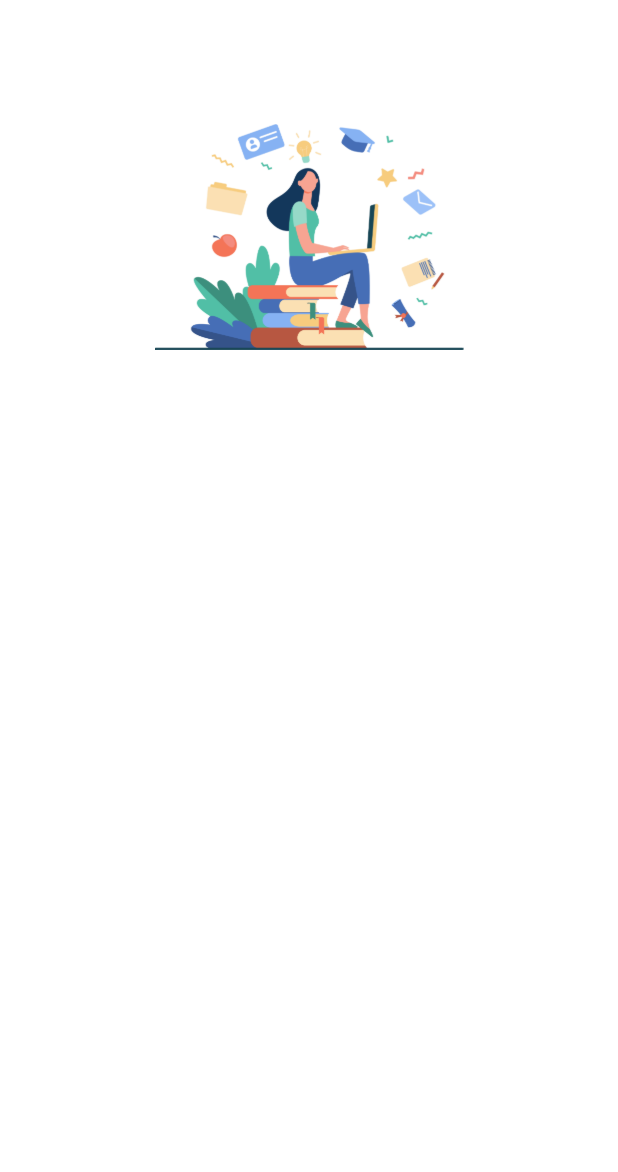
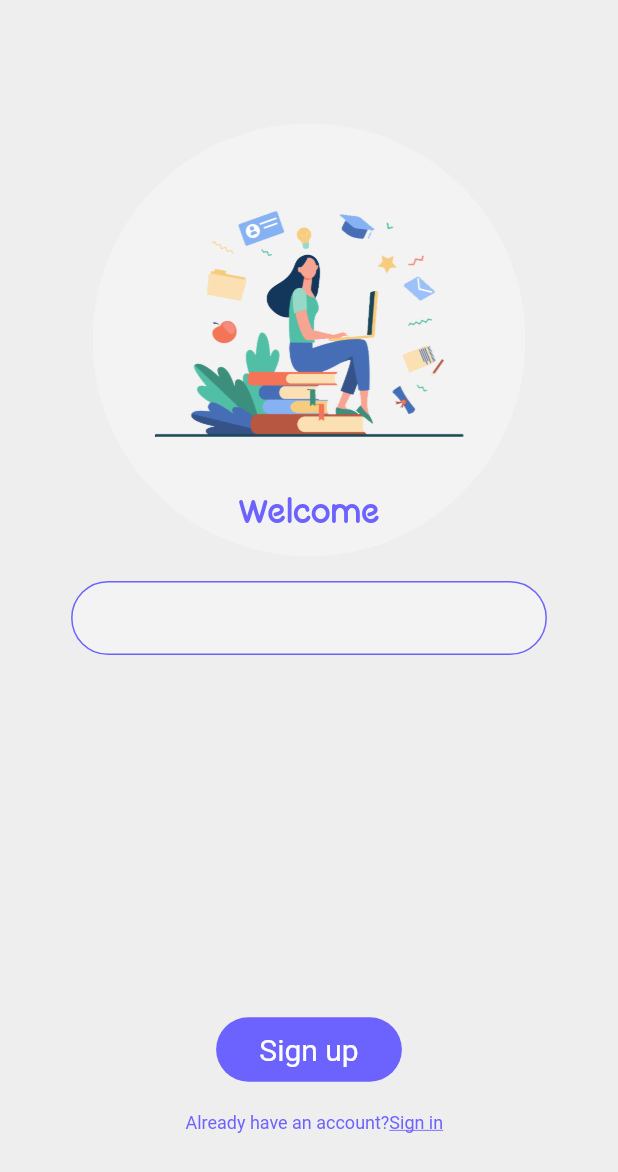
Before and after one commit to goran-brkic/JamesBondi, a Flutter app: the screen it shows after launch, on a phone screen of 412 x 824 dp. Shown: the top 1172 px of the screen. Run offline on Flutter 3.47's test engine with Material 2 defaults, Android fonts, the phone set to English and light mode, and no system bars; our stand-ins replace firebase_auth; accounts and stored records are empty; Roboto replaces fonts that are missing (RoundLight).

Commit message:
Dodani fontovi, napredak na Welcome screen

```diff
--- a/lib/signin.dart
+++ b/lib/Screens/SignIn/signin.dart
@@ -1,6 +1,6 @@
 import 'package:firebase_auth/firebase_auth.dart';
 import 'package:flutter/material.dart';
-import 'signup.dart';
+import 'package:jamesbondi/Screens/SignUp/signup.dart';
 
 class EmailPasswordForm extends StatefulWidget {
   @override
--- a/lib/Screens/Welcome/components/body.dart
+++ b/lib/Screens/Welcome/components/body.dart
@@ -1,4 +1,5 @@
 import 'package:flutter/material.dart';
+import 'package:jamesbondi/constants.dart';
 
 class Body extends StatelessWidget {
   @override
@@ -13,12 +14,93 @@ class Body extends StatelessWidget {
           Positioned(
             top: size.height * 0.1,
             child: Image.asset(
+              'assets/images/welcomeCircle.png',
+              width: size.width * 0.7,
+            ),
+          ),
+          Positioned(
+            top: size.height * 0.17,
+            child: Image.asset(
               'assets/images/welcomeArt.png',
               width: size.width * 0.5,
             ),
           ),
+          Positioned(
+              top: size.height * 0.4,
+              child: Text(
+                "Welcome",
+                style: TextStyle(
+                    fontFamily: 'Quiglet',
+                    fontWeight: FontWeight.normal,
+                    fontSize: 20,
+                    color: customPurple),
+              )),
+          Positioned(
+              top: size.height * 0.82,
+              child: FlatButton(
+                  padding: EdgeInsets.symmetric(
+                      vertical: 10, horizontal: size.width * 0.07),
+                  onPressed: () {},
+                  color: customPurple,
+                  shape: RoundedRectangleBorder(
+                    borderRadius: BorderRadius.circular(30),
+                  ),
+                  child: Text(
+                    "Sign up",
+                    style: TextStyle(
+                        fontFamily: 'RoundLight',
+                        fontWeight: FontWeight.normal,
+                        fontSize: 20,
+                        color: Colors.white),
+                  ))),
+          InputTextContainer(size: size),
+          Positioned(
+              top: size.height * 0.9,
+              left: size.width * 0.3,
+              child: Text(
+                "Already have an account?",
+                style: TextStyle(
+                    fontFamily: 'RoundLight',
+                    fontWeight: FontWeight.normal,
+                    fontSize: 12,
+                    color: customPurple),
+              )),
+          Positioned(
+              top: size.height * 0.9,
+              left: size.width * 0.63,
+              child: Text(
+                "Sign in",
+                style: TextStyle(
+                    fontFamily: 'RoundLight',
+                    fontWeight: FontWeight.normal,
+                    decoration: TextDecoration.underline,
+                    fontSize: 12,
+                    color: customPurple),
+              )),
         ],
       ),
     );
   }
 }
+
+class InputTextContainer extends StatelessWidget {
+  const InputTextContainer({
+    Key key,
+    @required this.size,
+  }) : super(key: key);
+
+  final Size size;
+
+  @override
+  Widget build(BuildContext context) {
+    return Container(
+      padding: EdgeInsets.symmetric(horizontal: 5, vertical: 5),
+      height: size.height * 0.06,
+      width: size.width * 0.77,
+      decoration: BoxDecoration(
+          color: Color(0xFFF3F3F3),
+          borderRadius: BorderRadius.circular(29),
+          border: Border.all(color: customPurple)),
+    );
+  }
+}
--- a/lib/Screens/Welcome/welcome_screen.dart
+++ b/lib/Screens/Welcome/welcome_screen.dart
@@ -1,5 +1,6 @@
 import 'package:flutter/material.dart';
 import 'package:jamesbondi/Screens/Welcome/components/body.dart';
+import 'package:jamesbondi/constants.dart';
 
 class WelcomeScreen extends StatelessWidget {
   @override
--- a/lib/constants.dart
+++ b/lib/constants.dart
@@ -1,3 +1,4 @@
 import 'package:flutter/material.dart';
 
-const bgColor = Color(0xEEEEEE);
+const bgColor = Color(0xFFEEEEEE);
+const customPurple = Color(0xFF6C63FF);
--- a/lib/main.dart
+++ b/lib/main.dart
@@ -1,8 +1,6 @@
 import 'package:flutter/material.dart';
 import 'package:jamesbondi/constants.dart';
 import 'package:jamesbondi/Screens/Welcome/welcome_screen.dart';
-import 'signup.dart';
-import 'signin.dart';
 
 void main() => runApp(MyApp());
 
@@ -15,8 +13,8 @@ class MyApp extends StatelessWidget {
       debugShowCheckedModeBanner: false,
       title: 'Welcome',
       theme: ThemeData(
-        primaryColor: Colors.white,
-        scaffoldBackgroundColor: Colors.white,
+        backgroundColor: bgColor,
+        scaffoldBackgroundColor: bgColor,
       ),
       home: WelcomeScreen(),
     );
```
Also changed, not shown: pubspec.yaml (+7 -14 lines), assets/fonts/Typo_Round_Light_Demo.otf (added), assets/fonts/quiglet_free.otf (added), assets/images/welcomeArt.png, lib/Screens/SignUp/signup.dart (renamed from lib/signup.dart).
